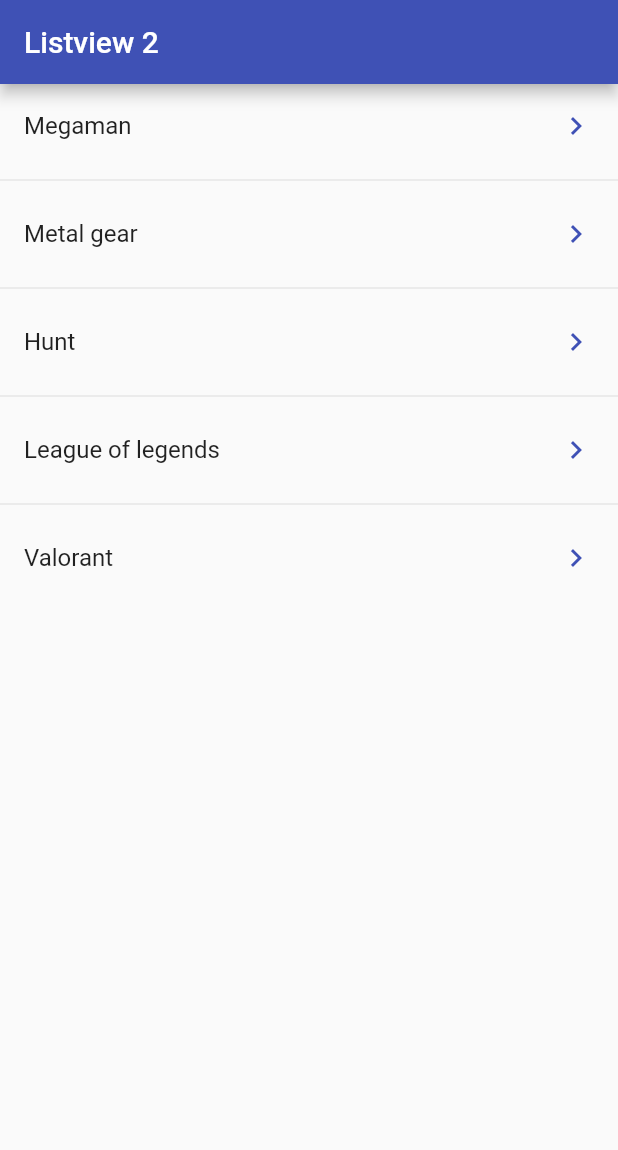
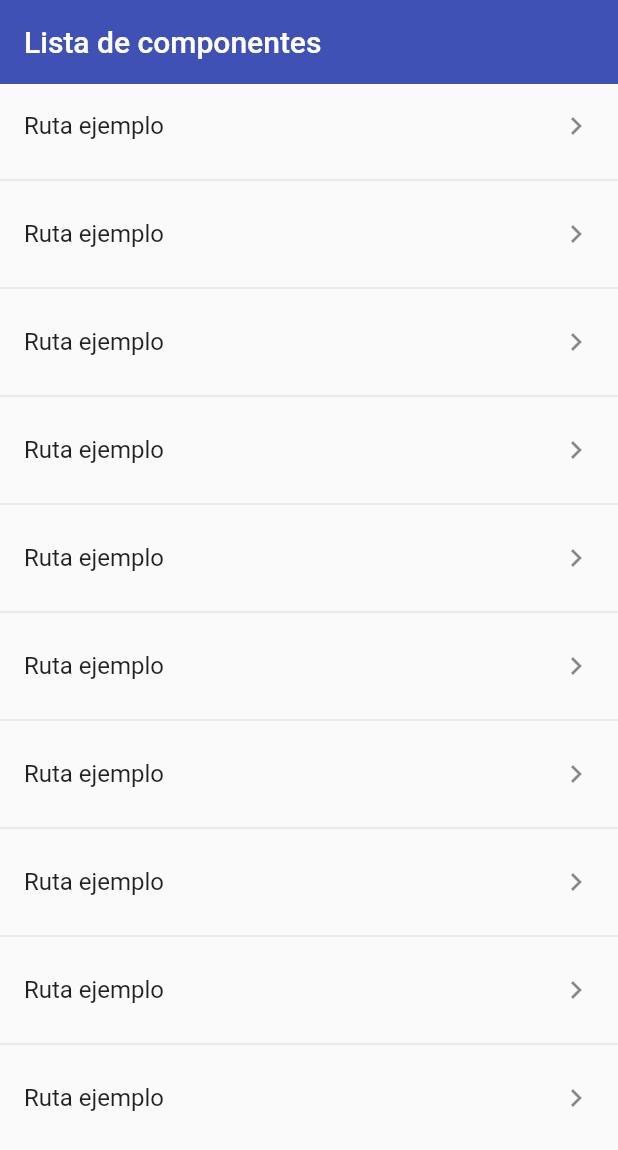
Before and after one commit to cobasesp/flutter-components, a Flutter app: the screen it shows after launch, on a phone screen of 412 x 824 dp. Shown: the top 1150 px of the screen. Run offline on Flutter 3.47's test engine with Material 2 defaults, Android fonts, the phone set to English and light mode, and no system bars.

Commit message:
Home screen inicio

```diff
--- a/lib/main.dart
+++ b/lib/main.dart
@@ -11,8 +11,9 @@ class MyApp extends StatelessWidget {
     return MaterialApp(
       title: 'Material App',
       // home: Listview2Screen(),
-      initialRoute: 'listview2',
+      initialRoute: 'home',
       routes: {
+        'home': ((context) => const HomeScreen()),
         'listview1': ((context) => const Listview1Screen()),
         'listview2': ((context) => const Listview2Screen()),
         'alert': ((context) => const AlertScreen()),
--- /dev/null
+++ b/lib/screen/home_screen.dart
@@ -0,0 +1,26 @@
+import 'package:flutter/material.dart';
+
+class HomeScreen extends StatelessWidget {
+
+  const HomeScreen({Key? key}) : super(key: key);
+
+  @override
+  Widget build(BuildContext context) {
+    return Scaffold(
+      appBar: AppBar(
+        title: const Text("Lista de componentes"),
+        backgroundColor: Colors.indigo,
+        elevation: 0,
+      ),
+      body: ListView.separated(
+        itemBuilder: ((context, index) => ListTile(
+          title: const Text("Ruta ejemplo"),
+          trailing: const Icon(Icons.keyboard_arrow_right),
+          onTap: () {}
+        )),
+        separatorBuilder: ((context, index) => const Divider()),
+        itemCount: 10
+      ),
+    );
+  }
+}
--- a/lib/screen/screen.dart
+++ b/lib/screen/screen.dart
@@ -1,3 +1,6 @@
+import 'package:components/screen/home_screen.dart';
+
 export 'package:components/screen/alert_screen.dart';
 export 'package:components/screen/listview1_screen.dart';
 export 'package:components/screen/listview2_screen.dart';
+export 'package:components/screen/home_screen.dart';
```
